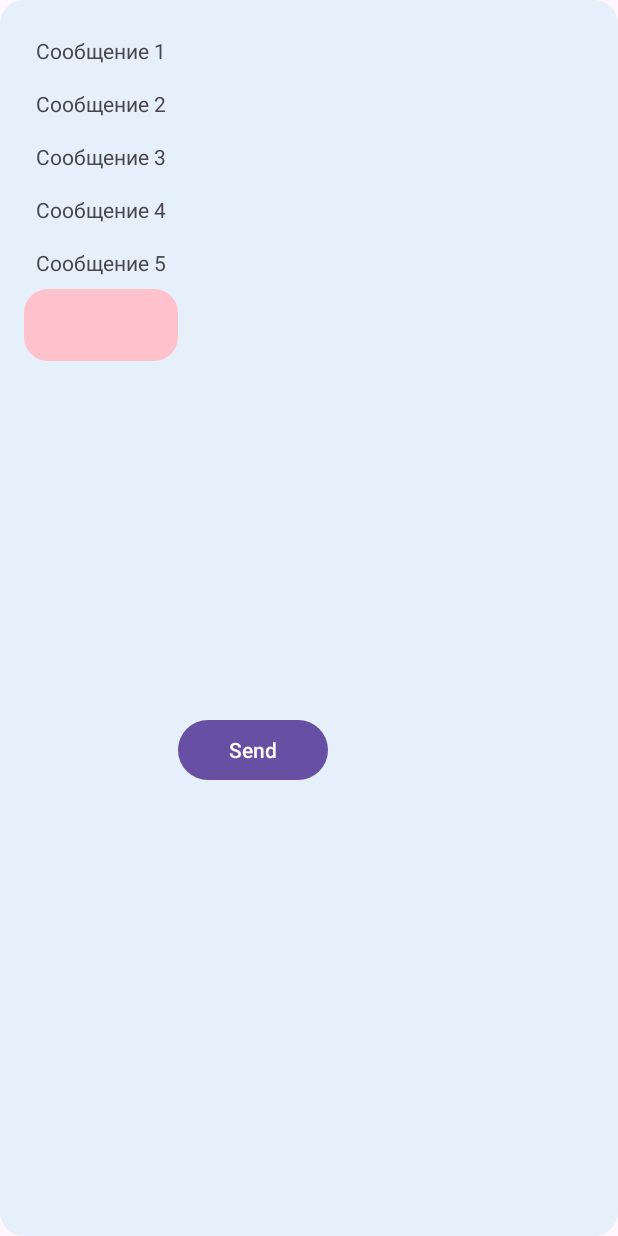
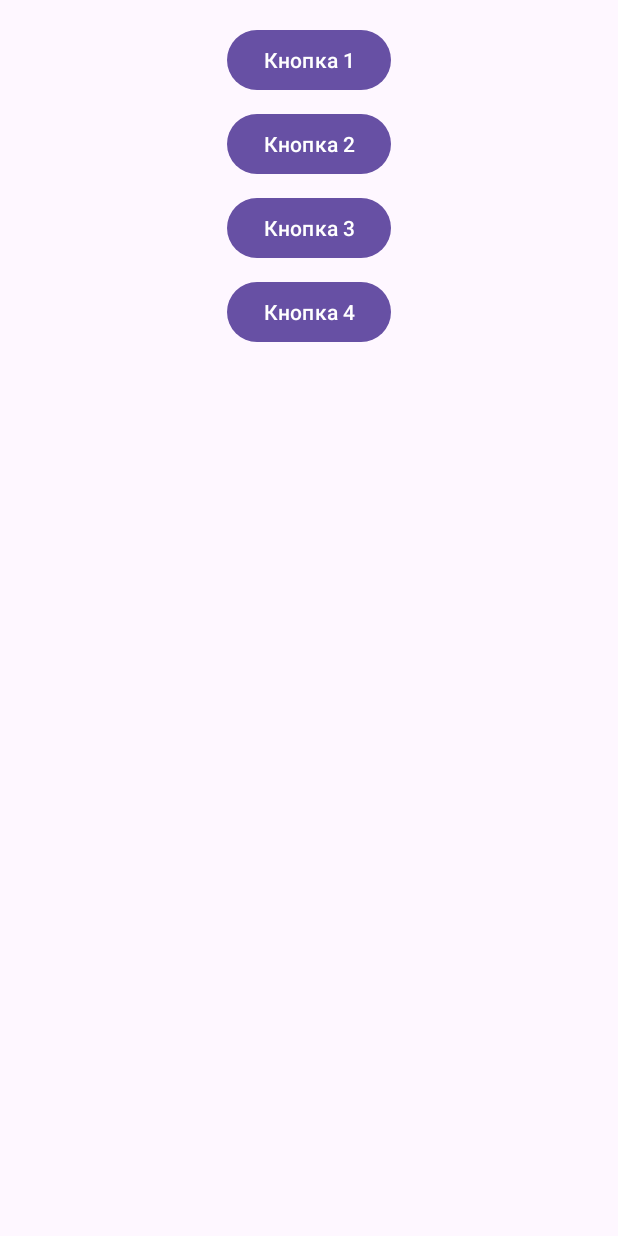
Before and after one commit to ppljc/rmp-lab-work-3, an Android app: the screen it shows after launch (MainActivity), on a phone screen of 412 x 824 dp. Run offline under Robolectric (Android 15) with nearby library versions, the phone set to English and light mode, and no system bars.

Commit message:
feat: convertible layout method

```diff
--- a/app/src/main/java/com/example/myapplication3/MainActivity.java
+++ b/app/src/main/java/com/example/myapplication3/MainActivity.java
@@ -3,37 +3,46 @@ package com.example.myapplication3;
 import android.os.Bundle;
 import android.view.View;
 import android.widget.Button;
-import android.widget.EditText;
-import android.widget.GridLayout;
-import android.widget.TextView;
+import android.widget.Toast;
 import androidx.appcompat.app.AppCompatActivity;
 
 public class MainActivity extends AppCompatActivity {
 
-    private EditText editTextMessage;
-    private GridLayout gridLayout;
-    private int messageIndex = 5; // Следующий индекс для перезаписи
-
     @Override
     protected void onCreate(Bundle savedInstanceState) {
         super.onCreate(savedInstanceState);
-        setContentView(R.layout.activity_main_grid);
+        setContentView(R.layout.activity_main_alternative);
 
-        editTextMessage = findViewById(R.id.edit_text_message);
-        gridLayout = findViewById(R.id.grid_layout);
-        Button sendButton = findViewById(R.id.send_button);
+        Button button1 = findViewById(R.id.button_1);
+        Button button2 = findViewById(R.id.button_2);
+        Button button3 = findViewById(R.id.button_3);
+        Button button4 = findViewById(R.id.button_4);
 
-        sendButton.setOnClickListener(new View.OnClickListener() {
+        button1.setOnClickListener(new View.OnClickListener() {
             @Override
             public void onClick(View v) {
-                String message = editTextMessage.getText().toString();
-                if (!message.isEmpty()) {
-                    int row = messageIndex % 5; // Циклическая перезапись (0-4)
-                    TextView textView = (TextView) gridLayout.getChildAt(row);
-                    textView.setText(message);
-                    messageIndex++;
-                    editTextMessage.setText("");
-                }
+                Toast.makeText(MainActivity.this, "Нажата кнопка 1", Toast.LENGTH_SHORT).show();
+            }
+        });
+
+        button2.setOnClickListener(new View.OnClickListener() {
+            @Override
+            public void onClick(View v) {
+                Toast.makeText(MainActivity.this, "Нажата кнопка 2", Toast.LENGTH_SHORT).show();
+            }
+        });
+
+        button3.setOnClickListener(new View.OnClickListener() {
+            @Override
+            public void onClick(View v) {
+                Toast.makeText(MainActivity.this, "Нажата кнопка 3", Toast.LENGTH_SHORT).show();
+            }
+        });
+
+        button4.setOnClickListener(new View.OnClickListener() {
+            @Override
+            public void onClick(View v) {
+                Toast.makeText(MainActivity.this, "Нажата кнопка 4", Toast.LENGTH_SHORT).show();
             }
         });
     }
--- /dev/null
+++ b/app/src/main/res/layout-land/activity_main_alternative.xml
@@ -0,0 +1,47 @@
+<GridLayout
+    xmlns:android="http://schemas.android.com/apk/res/android"
+    android:layout_width="match_parent"
+    android:layout_height="match_parent"
+    android:rowCount="2"
+    android:columnCount="2"
+    android:padding="@dimen/padding_medium"
+    android:alignmentMode="alignMargins"
+    android:gravity="center">
+
+    <Button
+        android:id="@+id/button_1"
+        android:layout_width="wrap_content"
+        android:layout_height="wrap_content"
+        android:text="Кнопка 1"
+        android:layout_row="0"
+        android:layout_column="0"
+        android:layout_margin="@dimen/margin_small"/>
+
+    <Button
+        android:id="@+id/button_2"
+        android:layout_width="wrap_content"
+        android:layout_height="wrap_content"
+        android:text="Кнопка 2"
+        android:layout_row="0"
+        android:layout_column="1"
+        android:layout_margin="@dimen/margin_small"/>
+
+    <Button
+        android:id="@+id/button_3"
+        android:layout_width="wrap_content"
+        android:layout_height="wrap_content"
+        android:text="Кнопка 3"
+        android:layout_row="1"
+        android:layout_column="0"
+        android:layout_margin="@dimen/margin_small"/>
+
+    <Button
+        android:id="@+id/button_4"
+        android:layout_width="wrap_content"
+        android:layout_height="wrap_content"
+        android:text="Кнопка 4"
+        android:layout_row="1"
+        android:layout_column="1"
+        android:layout_margin="@dimen/margin_small"/>
+
+</GridLayout>
--- /dev/null
+++ b/app/src/main/res/layout/activity_main_alternative.xml
@@ -0,0 +1,36 @@
+<LinearLayout
+    xmlns:android="http://schemas.android.com/apk/res/android"
+    android:layout_width="match_parent"
+    android:layout_height="match_parent"
+    android:orientation="vertical"
+    android:padding="@dimen/padding_medium"
+    android:gravity="center_horizontal">
+
+    <Button
+        android:id="@+id/button_1"
+        android:layout_width="wrap_content"
+        android:layout_height="wrap_content"
+        android:text="Кнопка 1"
+        android:layout_marginBottom="@dimen/margin_small"/>
+
+    <Button
+        android:id="@+id/button_2"
+        android:layout_width="wrap_content"
+        android:layout_height="wrap_content"
+        android:text="Кнопка 2"
+        android:layout_marginBottom="@dimen/margin_small"/>
+
+    <Button
+        android:id="@+id/button_3"
+        android:layout_width="wrap_content"
+        android:layout_height="wrap_content"
+        android:text="Кнопка 3"
+        android:layout_marginBottom="@dimen/margin_small"/>
+
+    <Button
+        android:id="@+id/button_4"
+        android:layout_width="wrap_content"
+        android:layout_height="wrap_content"
+        android:text="Кнопка 4"/>
+
+</LinearLayout>
```
